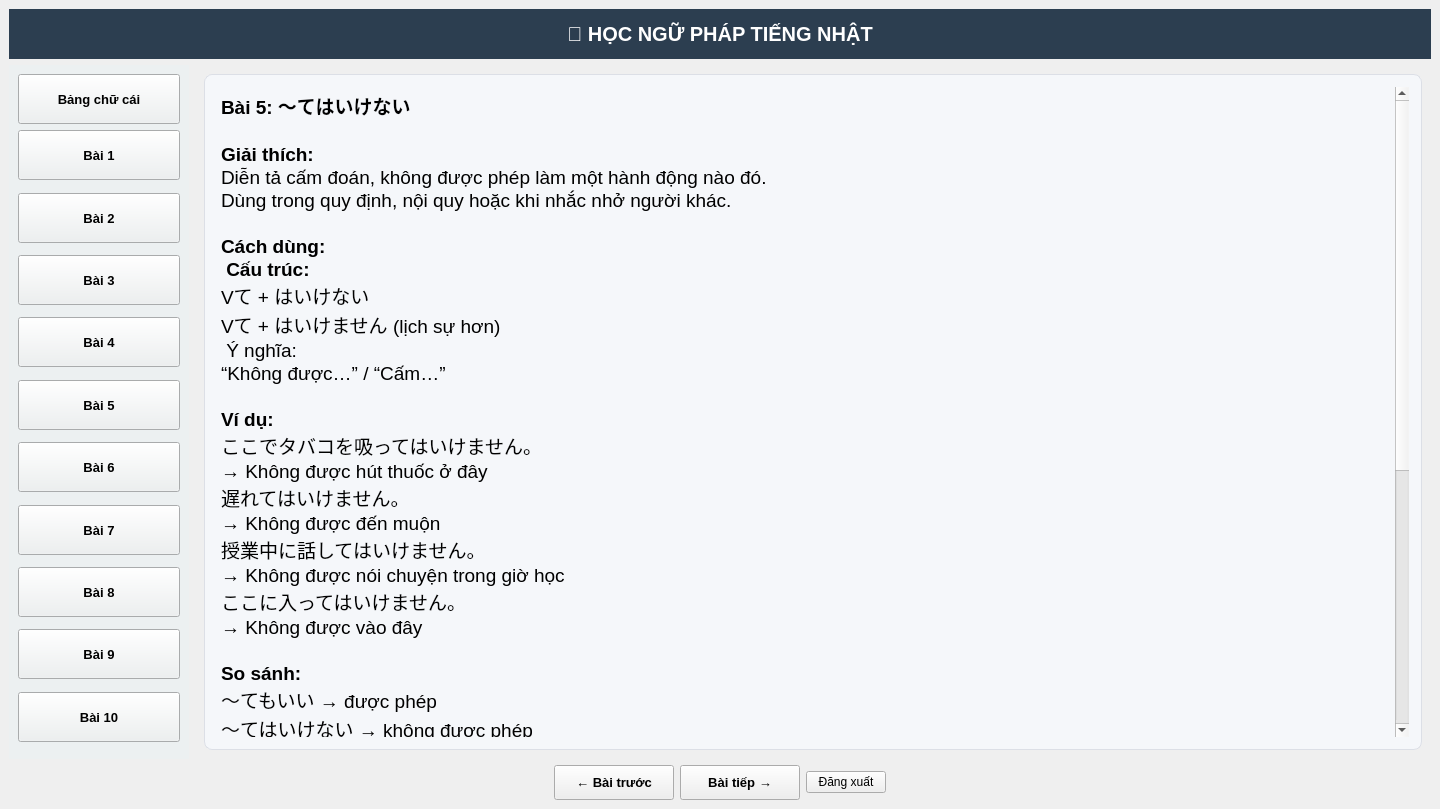
Above: mainchinh.ui from haidangngo436-max/app-tieng-nhat before the change. Below: the same form after it.
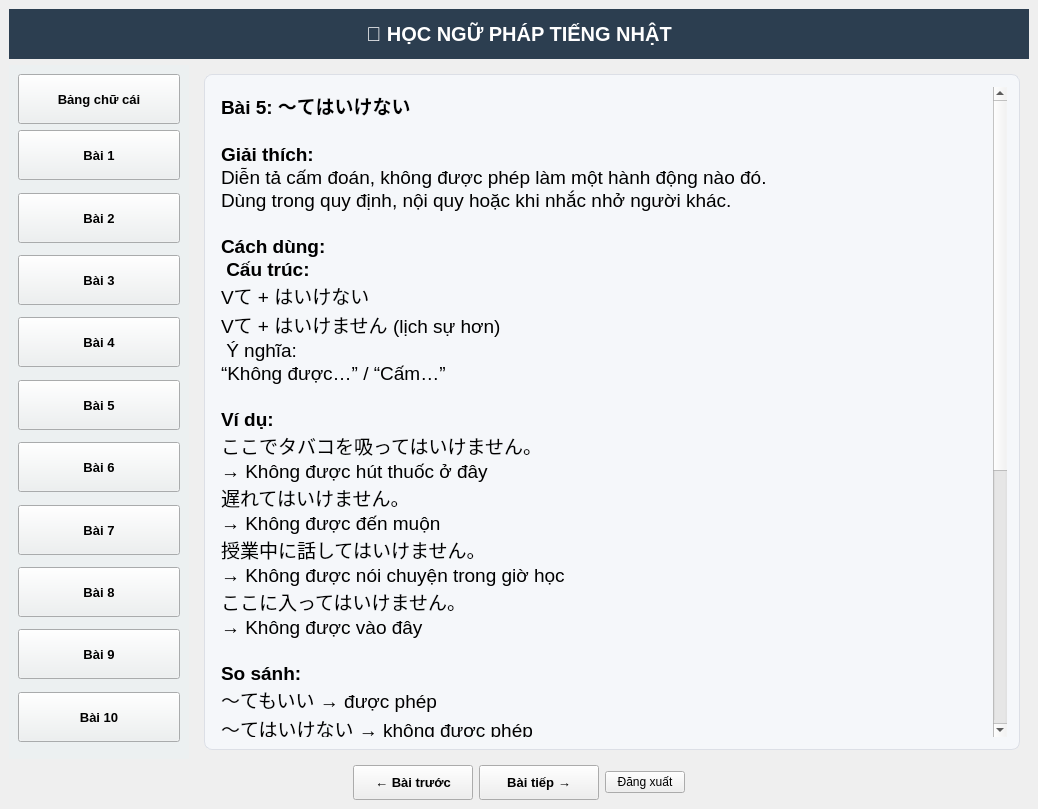
That is the form after the change. The open tabs and pages were chosen to show the change.

Diff of the .ui file:
```diff
--- a/mainchinh.ui
+++ b/mainchinh.ui
@@ -6,7 +6,7 @@
    <rect>
     <x>0</x>
     <y>0</y>
-    <width>1440</width>
+    <width>1038</width>
     <height>809</height>
    </rect>
   </property>
```
Left out of the diff: 2 changed lines with no effect on the pictures.
